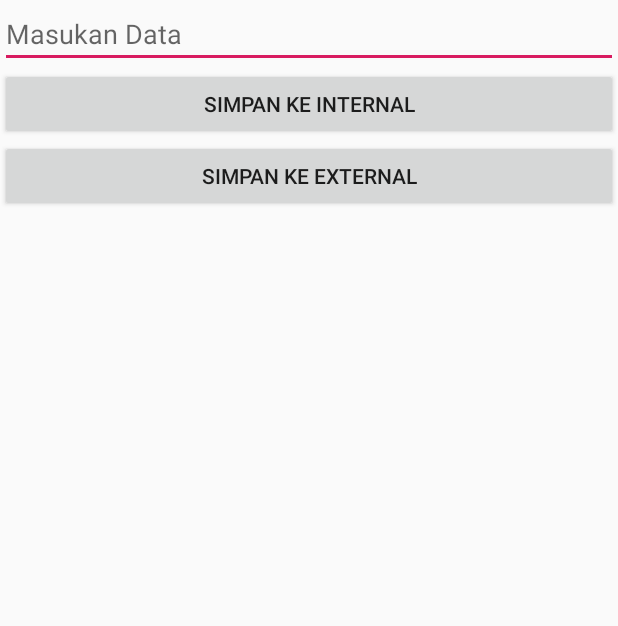
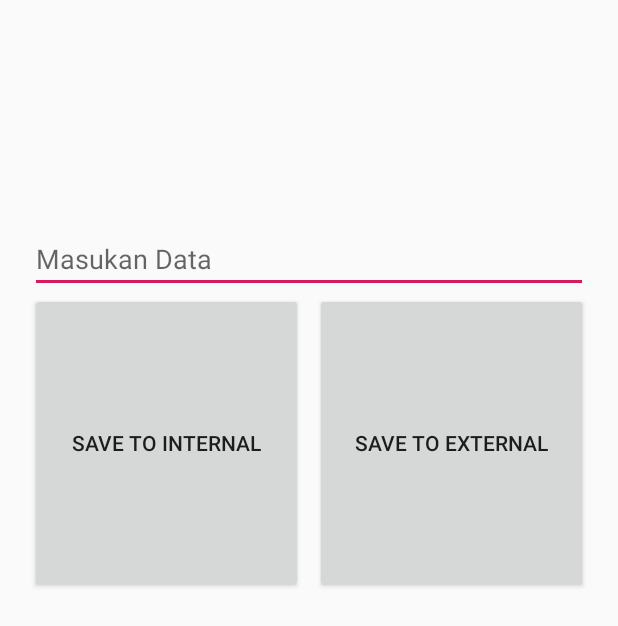
Before and after one commit to HaikalMPPH/JuniorMobilePBO, an Android app: the StorageActivity screen opened directly, with no data from a screen before it, on a phone screen of 412 x 824 dp. Shown: the top 626 px of the screen. Run offline under Robolectric (Android 15) with nearby library versions, the phone set to English and light mode, and no system bars; 1 statement that could not run was skipped.

Commit message:
mulai ngerjain storage

```diff
--- a/app/src/main/res/layout/activity_storage.xml
+++ b/app/src/main/res/layout/activity_storage.xml
@@ -1,5 +1,5 @@
 <?xml version="1.0" encoding="utf-8"?>
-<LinearLayout xmlns:android="http://schemas.android.com/apk/res/android"
+<RelativeLayout xmlns:android="http://schemas.android.com/apk/res/android"
     xmlns:app="http://schemas.android.com/apk/res-auto"
     xmlns:tools="http://schemas.android.com/tools"
     android:layout_width="match_parent"
@@ -11,20 +11,34 @@
         android:id="@+id/input_data"
         android:layout_width="match_parent"
         android:layout_height="wrap_content"
+
+        android:layout_marginHorizontal="20dp"
+        android:layout_marginTop="150dp"
+
         android:ems="10"
         android:hint="Masukan Data"
         android:inputType="textPersonName" />
 
     <Button
         android:id="@+id/save_internal"
-        android:layout_width="match_parent"
-        android:layout_height="wrap_content"
-        android:text="Simpan ke Internal" />
+        android:layout_width="300dp"
+        android:layout_height="200dp"
+
+        android:layout_below="@id/input_data"
+        android:layout_alignLeft="@id/input_data"
+        android:layout_marginRight="210dp"
+
+        android:text="SAVE TO INTERNAL" />
 
     <Button
         android:id="@+id/save_external"
-        android:layout_width="match_parent"
-        android:layout_height="wrap_content"
-        android:text="Simpan ke External" />
+        android:layout_width="300dp"
+        android:layout_height="200dp"
 
-</LinearLayout>
+        android:layout_below="@id/input_data"
+        android:layout_alignRight="@id/input_data"
+        android:layout_marginLeft="210dp"
+
+        android:text="SAVE TO EXTERNAL" />
+
+</RelativeLayout>
```
